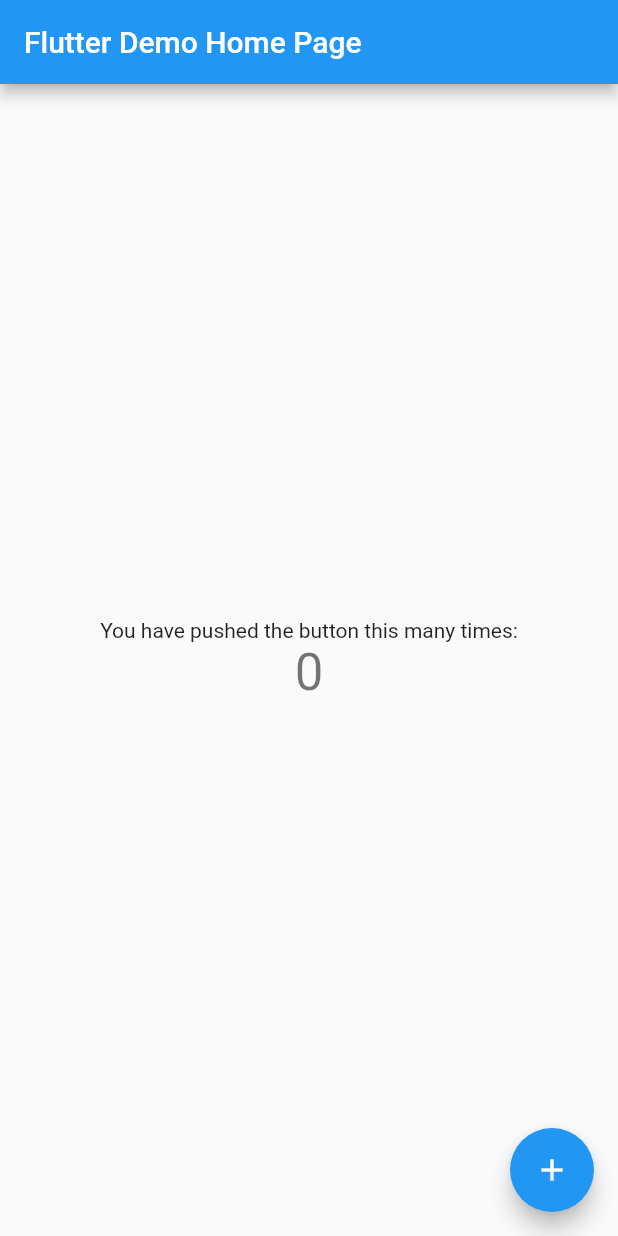
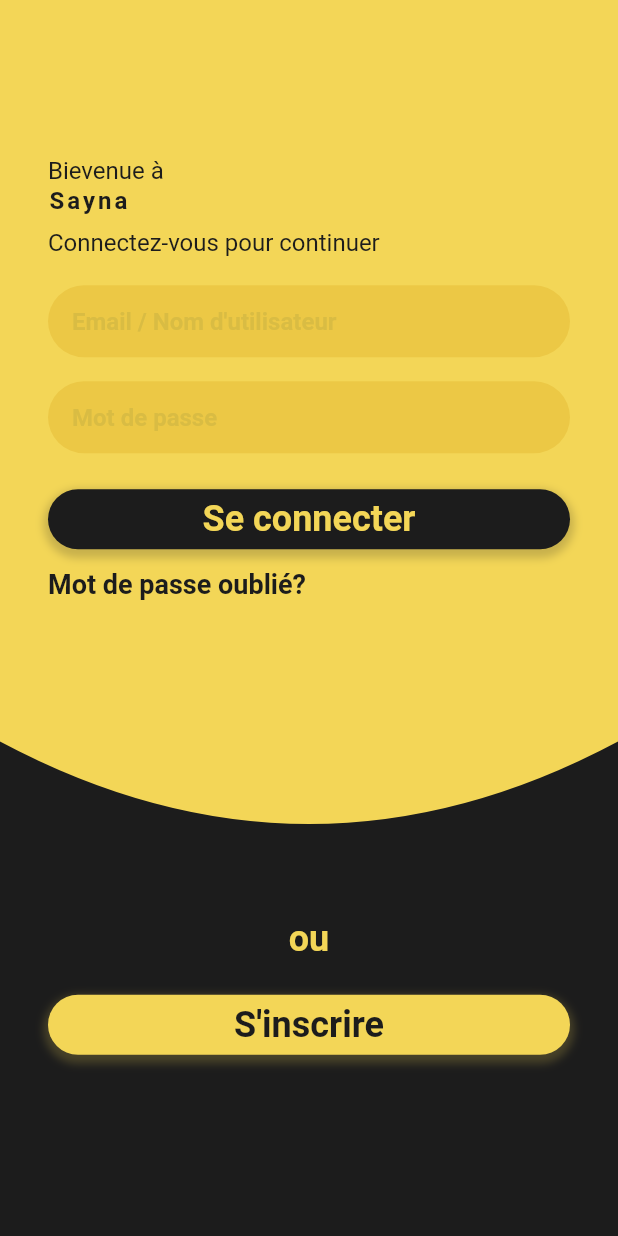
Before and after one commit to patrick2212/exo, a Flutter app: the screen it shows after launch, on a phone screen of 412 x 824 dp. Run offline on Flutter 3.47's test engine with Material 2 defaults, Android fonts, the phone set to English and light mode, and no system bars; our stand-ins replace flutter_icons, google_fonts.

Commit message:
login and signup page

```diff
--- a/exo/lib/main.dart
+++ b/exo/lib/main.dart
@@ -1,4 +1,10 @@
+import 'package:exo/screens/login.dart';
+import 'package:exo/screens/login_option.dart';
+import 'package:exo/screens/signup.dart';
+import 'package:exo/screens/signup_option.dart';
 import 'package:flutter/material.dart';
+import 'package:google_fonts/google_fonts.dart';
+//import 'package:google_fonts/google_fonts.dart' show GoogleFonts;
 
 void main() {
   runApp(MyApp());
@@ -9,109 +15,116 @@ class MyApp extends StatelessWidget {
   @override
   Widget build(BuildContext context) {
     return MaterialApp(
-      title: 'Flutter Demo',
       theme: ThemeData(
-        // This is the theme of your application.
-        //
-        // Try running your application with "flutter run". You'll see the
-        // application has a blue toolbar. Then, without quitting the app, try
-        // changing the primarySwatch below to Colors.green and then invoke
-        // "hot reload" (press "r" in the console where you ran "flutter run",
-        // or simply save your changes to "hot reload" in a Flutter IDE).
-        // Notice that the counter didn't reset back to zero; the application
-        // is not restarted.
-        primarySwatch: Colors.blue,
-        // This makes the visual density adapt to the platform that you run
-        // the app on. For desktop platforms, the controls will be smaller and
-        // closer together (more dense) than on mobile platforms.
         visualDensity: VisualDensity.adaptivePlatformDensity,
+        textTheme: GoogleFonts.muktaVaaniTextTheme(),
       ),
-      home: MyHomePage(title: 'Flutter Demo Home Page'),
+      debugShowCheckedModeBanner: false,
+      home: Homepage(),
     );
   }
 }
 
-class MyHomePage extends StatefulWidget {
-  MyHomePage({Key key, this.title}) : super(key: key);
+class Homepage extends StatefulWidget {
+  @override
+  _HomepageState createState() => _HomepageState();
+}
 
-  // This widget is the home page of your application. It is stateful, meaning
-  // that it has a State object (defined below) that contains fields that affect
-  // how it looks.
+class _HomepageState extends State<Homepage> {
 
-  // This class is the configuration for the state. It holds the values (in this
-  // case the title) provided by the parent (in this case the App widget) and
-  // used by the build method of the State. Fields in a Widget subclass are
-  // always marked "final".
+  bool login = true;
+  @override
+  Widget build(BuildContext context) {
+    return Scaffold(
+      backgroundColor: Color(0xFF1C1C1C),
+      body: SingleChildScrollView(
+        child: Column(
+          crossAxisAlignment: CrossAxisAlignment.stretch,
+          mainAxisAlignment: MainAxisAlignment.center,
+          children: [
+            GestureDetector(
+              onTap: () {
+                setState(() {
+                  login = true;
+                });
+              },
+               child: AnimatedContainer(
+                 duration: Duration(milliseconds: 500),
+                 curve: Curves.ease,
+                height: login ? MediaQuery.of(context).size.height * 0.6 : MediaQuery.of(context).size.height * 0.4,
+                child: CustomPaint(
+                  painter: CurvePainter(login),
+                  child: Container(
+                    padding: EdgeInsets.only(bottom: login ? 0: 55),
+                    child: Center(
+                      child: SingleChildScrollView(
+                        child: Padding(
+                          padding: const EdgeInsets.symmetric(horizontal: 32, vertical: 16),
+                          child: login
+                          ? Login()
+                          : LoginOption(),
+                        ),
+                      ),
+                    ),
+                  ),
+                 ),
+               ),
+            ),
+            GestureDetector(
+              onTap: () {
+                setState(() {
+                  login = false;
+                });
+              },
+               child: AnimatedContainer(
+                 duration: Duration(milliseconds: 500),
+                 curve: Curves.ease,
+                 height: login ? MediaQuery.of(context).size.height * 0.4 : MediaQuery.of(context).size.height * 0.6,
+                  child: Container(
+                      color: Colors.transparent,
+                      child: Center(
+                        child: SingleChildScrollView(
+                          child: Padding(
+                            padding: EdgeInsets.symmetric(horizontal: 32, vertical: 16),
+                            child: !login
+                            ? SignUp()
+                            : SignupOption(),
+                            ),
+                          ),
+                      ),
+                  ),
+              ),
+            ),
+                        ],)
+                      ),
 
-  final String title;
+                    );
+                  }
+                }
+
+class CurvePainter extends CustomPainter {
+
+  bool outterCurve;
+  CurvePainter(this.outterCurve);
 
   @override
-  _MyHomePageState createState() => _MyHomePageState();
-}
+  void paint(Canvas canvas, Size size){
+    var paint = Paint();
+    paint.color = Color(0xFFF3D657);
+    paint.style = PaintingStyle.fill;
 
-class _MyHomePageState extends State<MyHomePage> {
-  int _counter = 0;
+    Path path = Path();
+    path.moveTo(0, 0);
+    path.lineTo(0, size.height);
+    path.quadraticBezierTo(size.width * 0.5, outterCurve ? size.height + 110: size.height - 100, size.width, size.height);
+    path.lineTo(size.width, 0);
 
-  void _incrementCounter() {
-    setState(() {
-      // This call to setState tells the Flutter framework that something has
-      // changed in this State, which causes it to rerun the build method below
-      // so that the display can reflect the updated values. If we changed
-      // _counter without calling setState(), then the build method would not be
-      // called again, and so nothing would appear to happen.
-      _counter++;
-    });
+    path.close();
+
+    canvas.drawPath(path, paint);
   }
 
   @override
-  Widget build(BuildContext context) {
-    // This method is rerun every time setState is called, for instance as done
-    // by the _incrementCounter method above.
-    //
-    // The Flutter framework has been optimized to make rerunning build methods
-    // fast, so that you can just rebuild anything that needs updating rather
-    // than having to individually change instances of widgets.
-    return Scaffold(
-      appBar: AppBar(
-        // Here we take the value from the MyHomePage object that was created by
-        // the App.build method, and use it to set our appbar title.
-        title: Text(widget.title),
-      ),
-      body: Center(
-        // Center is a layout widget. It takes a single child and positions it
-        // in the middle of the parent.
-        child: Column(
-          // Column is also a layout widget. It takes a list of children and
-          // arranges them vertically. By default, it sizes itself to fit its
-          // children horizontally, and tries to be as tall as its parent.
-          //
-          // Invoke "debug painting" (press "p" in the console, choose the
-          // "Toggle Debug Paint" action from the Flutter Inspector in Android
-          // Studio, or the "Toggle Debug Paint" command in Visual Studio Code)
-          // to see the wireframe for each widget.
-          //
-          // Column has various properties to control how it sizes itself and
-          // how it positions its children. Here we use mainAxisAlignment to
-          // center the children vertically; the main axis here is the vertical
-          // axis because Columns are vertical (the cross axis would be
-          // horizontal).
-          mainAxisAlignment: MainAxisAlignment.center,
-          children: <Widget>[
-            Text(
-              'You have pushed the button this many times:',
-            ),
-            Text(
-              '$_counter',
-              style: Theme.of(context).textTheme.headline4,
-            ),
-          ],
-        ),
-      ),
-      floatingActionButton: FloatingActionButton(
-        onPressed: _incrementCounter,
-        tooltip: 'Increment',
-        child: Icon(Icons.add),
-      ), // This trailing comma makes auto-formatting nicer for build methods.
-    );
-  }
+  bool shouldRepaint(CustomPainter oldDelegate) => false;
+
 }
--- /dev/null
+++ b/exo/lib/screens/login.dart
@@ -0,0 +1,128 @@
+import 'package:flutter/material.dart';
+
+class Login extends StatelessWidget {
+  @override
+  Widget build(BuildContext context) {
+    return Column(
+      crossAxisAlignment: CrossAxisAlignment.stretch,
+      mainAxisAlignment: MainAxisAlignment.center,
+      children: [
+        Text(
+          "Bievenue à",
+          style: TextStyle(
+            fontSize: 16,
+            color: Color(0xFF1C1C1C),
+            height: 2,
+            )
+          ),
+          Text(
+          "Sayna",
+          style: TextStyle(
+            fontSize: 16,
+            color: Color(0xFF1C1C1C),
+            height: 1,
+            fontWeight: FontWeight.bold,
+            letterSpacing: 2,
+            )
+          ),
+          Text(
+          "Connectez-vous pour continuer",
+          style: TextStyle(
+            fontSize: 16,
+            color: Color(0xFF1C1C1C),
+            height: 2,
+            )
+          ),
+
+          SizedBox(height: 16,),
+
+          TextField(
+            decoration: InputDecoration(
+              hintText: "Email / Nom d'utilisateur",
+              hintStyle: TextStyle(
+                fontSize: 16,
+                color: Color(0xFFD9BC43),
+                fontWeight: FontWeight.bold,
+                ),
+                border: OutlineInputBorder(
+                  borderRadius: BorderRadius.circular(25),
+                  borderSide: BorderSide(
+                    width: 0,
+                    style: BorderStyle.none,
+                  ),
+                ),
+                filled: true,
+                fillColor: Color(0xFFECC845),
+                contentPadding: EdgeInsets.symmetric(horizontal: 16, vertical: 0,)
+            ),
+          ),
+
+          SizedBox(height: 16,),
+
+          TextField(
+            obscureText: true,
+            decoration: InputDecoration(
+              hintText: "Mot de passe",
+              hintStyle: TextStyle(
+                fontSize: 16,
+                color: Color(0xFFD9BC43),
+                fontWeight: FontWeight.bold,
+                ),
+                border: OutlineInputBorder(
+                  borderRadius: BorderRadius.circular(25),
+                  borderSide: BorderSide(
+                    width: 0,
+                    style: BorderStyle.none,
+                  ),
+                ),
+                filled: true,
+                fillColor: Color(0xFFECC845),
+                contentPadding: EdgeInsets.symmetric(horizontal: 16, vertical: 0,)
+            ),
+          ),
+
+          SizedBox(height: 24),
+
+          Container(
+            height: 40,
+            width: 20,
+            decoration: BoxDecoration(
+              color: Color(0xFF1C1C1C),
+              borderRadius: BorderRadius.all(Radius.circular(25)),
+              boxShadow: [
+                BoxShadow(
+                  color: Color(0xFF1C1C1C).withOpacity(0.2),
+                  spreadRadius: 3,
+                  blurRadius: 4,
+                  offset: Offset(0, 3),
+                ),
+              ],
+            ),
+            child: Center(
+              child: Text(
+                "Se connecter",
+                style: TextStyle(
+                  fontSize: 24,
+                  fontWeight: FontWeight.bold,
+                  color: Color(0xFFF3D657),
+                  ),
+                ),
+            ),
+          ),
+
+          SizedBox(height: 16,),
+
+          Text(
+            "Mot de passe oublié?",
+            style: TextStyle(
+              fontSize: 18,
+              fontWeight: FontWeight.bold,
+              color: Color(0xFF1C1C1C),
+              height: 1,
+            ),
+          ),
+      ],
+
+    );
+  }
+}
--- /dev/null
+++ b/exo/lib/screens/signup_option.dart
@@ -0,0 +1,56 @@
+import 'package:flutter/material.dart';
+
+class SignupOption extends StatelessWidget {
+  @override
+  Widget build(BuildContext context) {
+    return Column(
+      crossAxisAlignment: CrossAxisAlignment.stretch,
+      mainAxisAlignment: MainAxisAlignment.center,
+      children: <Widget> [
+        Text(
+          "ou",
+          textAlign: TextAlign.center,
+          style: TextStyle(
+            fontSize: 24,
+            fontWeight: FontWeight.bold,
+            height: 1,
+            color: Color(0xFFF3D657),
+          ),
+        ),
+
+        SizedBox(height: 24,),
+
+
+          Container(
+            height: 40,
+            width: 20,
+            decoration: BoxDecoration(
+              //color:  Colors.black87,
+              color: Color(0xFFF3D657),
+              borderRadius: BorderRadius.all(Radius.circular(25)),
+              boxShadow: [
+                BoxShadow(
+                  //color:  Colors.black87.withOpacity(0.2),
+                  color: Color(0xFFF3D657).withOpacity(0.2),
+                  spreadRadius: 3,
+                  blurRadius: 4,
+                  offset: Offset(0, 3),
+                ),
+              ],
+            ),
+            child: Center(
+              child: Text(
+                "S'inscrire",
+                style: TextStyle(
+                  fontSize: 24,
+                  fontWeight: FontWeight.bold,
+                  color: Color(0xFF1C1C1C),
+                  ),
+                ),
+            ),
+          ),
+      ],
+
+    );
+  }
+}
--- a/exo/pubspec.yaml
+++ b/exo/pubspec.yaml
@@ -28,6 +28,8 @@ dependencies:
   # The following adds the Cupertino Icons font to your application.
   # Use with the CupertinoIcons class for iOS style icons.
   cupertino_icons: ^0.1.3
+  google_fonts: ^1.1.0
+  flutter_icons: ^1.1.0
 
 dev_dependencies:
   flutter_test:
```
Also changed, not shown: exo/lib/screens/login_option.dart (added, +48 -0 lines), exo/lib/screens/signup.dart (added, +141 -0 lines), exo/pubspec.lock.
